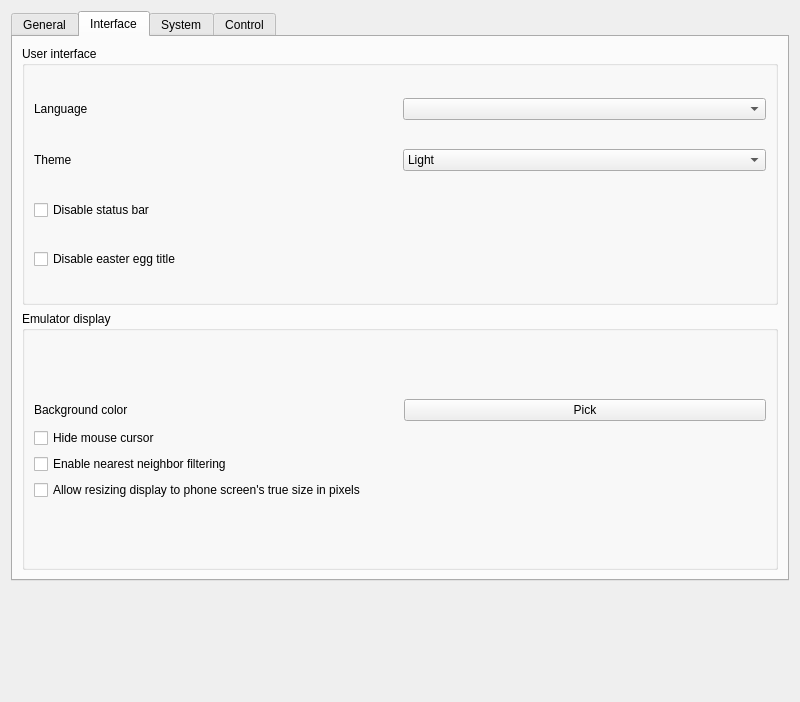
Before: the Qt Designer form src/emu/qt/src/settings_dialog.ui in EKA2L1/EKA2L1, drawn with Qt 5.
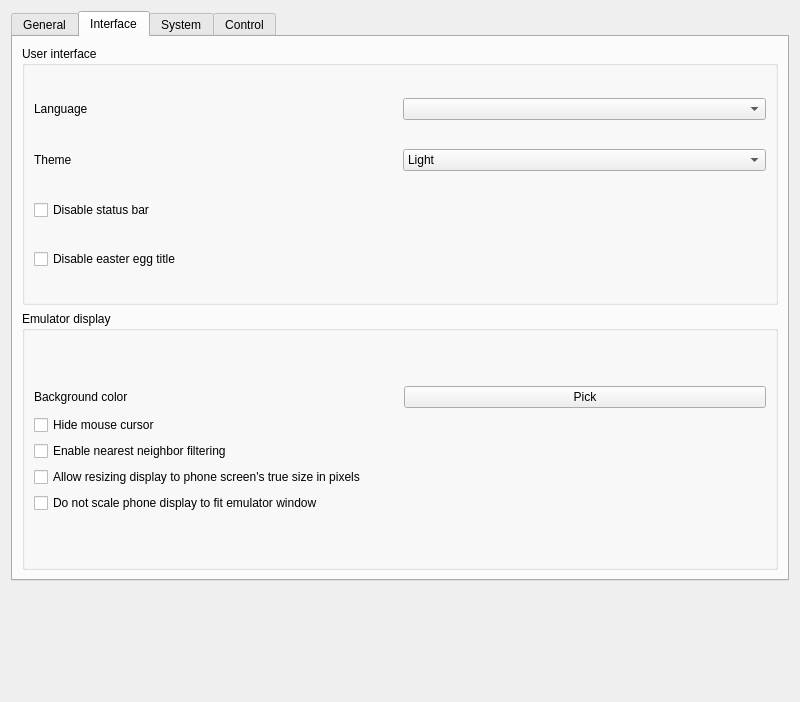
After: the same form once the commit is applied.

Diff of the .ui file:
```diff
--- a/src/emu/qt/src/settings_dialog.ui
+++ b/src/emu/qt/src/settings_dialog.ui
@@ -318,7 +318,7 @@
          </property>
          <layout class="QGridLayout" name="gridLayout_5">
           <item row="0" column="0">
-           <layout class="QVBoxLayout" name="emulator_display_layout" stretch="1,1,1,1">
+           <layout class="QVBoxLayout" name="emulator_display_layout" stretch="1,1,1,1,0">
             <item>
              <widget class="QWidget" name="emulator_display_bgc_choose_widget" native="true">
               <property name="sizePolicy">
@@ -390,6 +390,16 @@
               </property>
              </widget>
             </item>
+            <item>
+             <widget class="QCheckBox" name="emulator_display_disable_content_scale">
+              <property name="toolTip">
+               <string>If blurry scaled up phone display is not preferred, this option will disable scaling the emulator display, keeping it at the original size.</string>
+              </property>
+              <property name="text">
+               <string>Do not scale phone display to fit emulator window</string>
+              </property>
+             </widget>
+            </item>
            </layout>
           </item>
          </layout>
```
